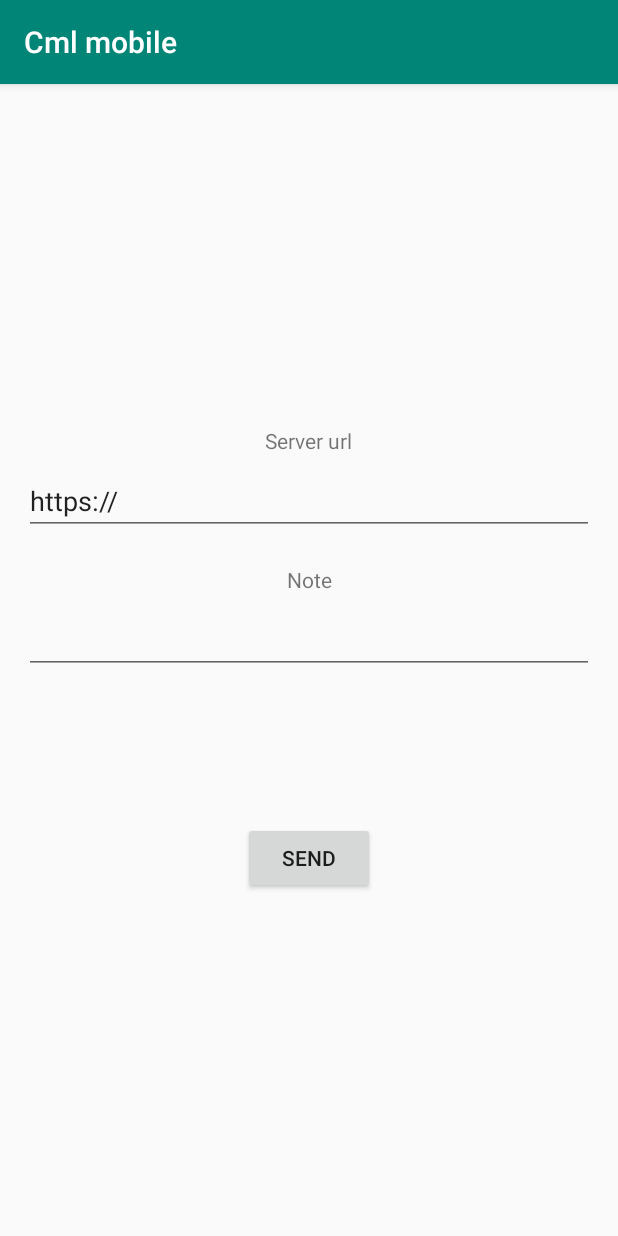
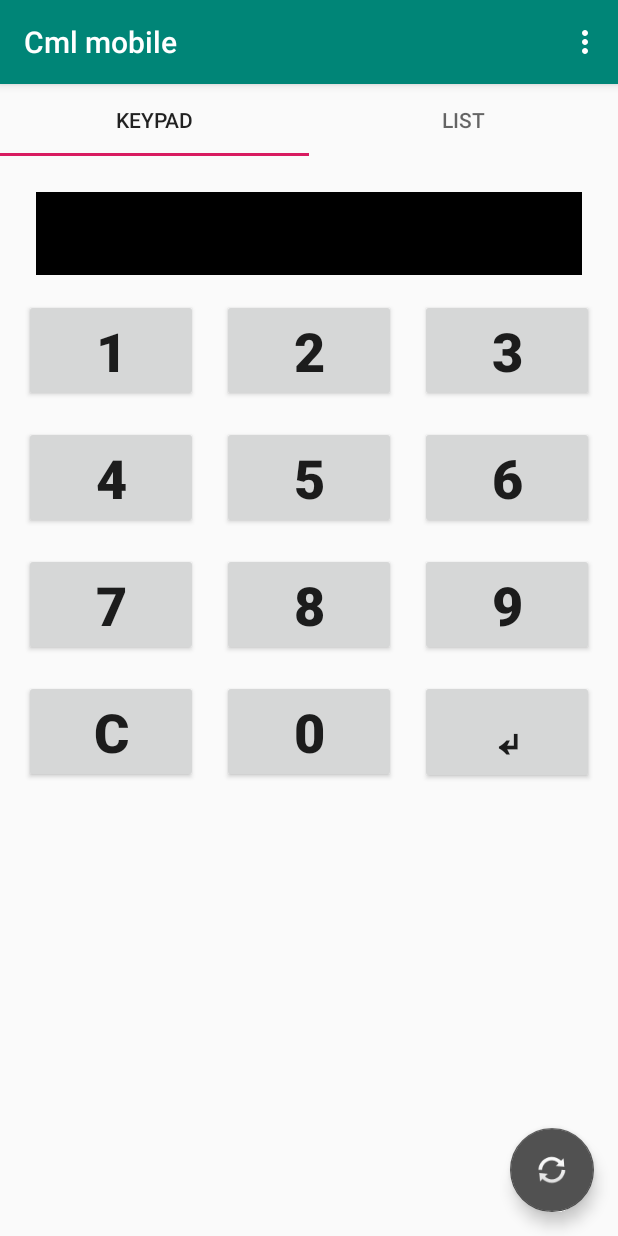
Before and after one commit to me2d13/cml, an Android app: the screen it shows after launch (MainActivity), in the options menu, after a tap on "Setup", on a phone screen of 412 x 824 dp. Run offline under Robolectric (Android 15) with nearby library versions, the phone set to English and light mode, and no system bars; our stand-ins replace Timber, data binding, navigation-ui; libraries missing offline, so code that uses them is left out: com.jakewharton.threetenabp, io.jsonwebtoken; 6 statements that could not run were skipped.

Commit message:
Mobile version 1.0.7 wip, second tab

```diff
--- a/cml-mobile/app/src/main/AndroidManifest.xml
+++ b/cml-mobile/app/src/main/AndroidManifest.xml
@@ -16,7 +16,8 @@
         <activity
             android:name=".MainActivity"
             android:label="@string/app_name"
-            android:theme="@style/AppTheme.NoActionBar">
+            android:theme="@style/AppTheme.NoActionBar"
+            android:exported="true">
             <intent-filter>
                 <action android:name="android.intent.action.MAIN" />
 
--- a/cml-mobile/app/src/main/java/eu/me2d/cmlmobile/CmlViewModel.kt
+++ b/cml-mobile/app/src/main/java/eu/me2d/cmlmobile/CmlViewModel.kt
@@ -16,39 +16,43 @@ import java.util.stream.Collectors
 
 class CmlViewModel(application: Application) : AndroidViewModel(application) {
 
-    companion object Keys {
-        const val KEY_SERVER_URL = "serverUrl"
-        const val KEY_SENT_DATE = "sentDate"
-        const val KEY_PRIVATE_KEY = "privateKey"
-    }
+    private lateinit var apiService: ApiService
+    private var persistenceService = PersistenceService(application)
 
     val url: MutableLiveData<String>
     val note: MutableLiveData<String> = MutableLiveData("")
     private val sentDate: MutableLiveData<LocalDateTime>
     val sentDateString: LiveData<String>
     private var privateKey: PrivateKey? = null
-    private var apiService: ApiService? = null
     val sentResult: MutableLiveData<String> = MutableLiveData()
-    private val commands: MutableLiveData<List<Command>> = MutableLiveData()
+    val commands: MutableLiveData<List<Command>> = MutableLiveData()
     val commandsString: LiveData<String>
     val paired: LiveData<Boolean>
     val toastCode: MutableLiveData<Int> = MutableLiveData()
+    var currentTab: Int = 0
+        set(value) {
+            field = value
+            persistenceService.saveCurrentTab(value)
+        }
 
     init {
-        Timber.d("Reading state from shared props")
-        val sharedPrefs = PreferenceManager.getDefaultSharedPreferences(application)
-        url = MutableLiveData(sharedPrefs.getString(KEY_SERVER_URL, "https://"))
-        val sendDateString = sharedPrefs.getString(KEY_SENT_DATE, null)
-        sentDate = MutableLiveData<LocalDateTime>(if (sendDateString == null) null else LocalDateTime.parse(sendDateString))
-        sentDateString = Transformations.map(sentDate) {it?.format(
-            DateTimeFormatter.ofLocalizedDateTime(
-            FormatStyle.SHORT)) ?: "Not yet sent"}
-        commandsString = Transformations.map(commands) {it.stream().map { c -> "%2d: %s".format(c.number, c.description) }
-            .collect(Collectors.joining("\n"))}
-        val privateKeyString = sharedPrefs.getString(KEY_PRIVATE_KEY, null)
-        //Timber.i("Private key from shared prefs is %s", privateKeyString)
-        if (privateKeyString != null) {
-            val decodedKey = Base64.decode(privateKeyString, Base64.DEFAULT)
+        val storedData = persistenceService.loadAll()
+        commands.value = storedData.commands
+        url = MutableLiveData(storedData.url)
+        sentDate = MutableLiveData<LocalDateTime>(storedData.sent)
+        sentDateString = Transformations.map(sentDate) {
+            it?.format(
+                DateTimeFormatter.ofLocalizedDateTime(
+                    FormatStyle.SHORT
+                )
+            ) ?: "Not yet sent"
+        }
+        commandsString = Transformations.map(commands) {
+            it.stream().map { c -> "%2d: %s".format(c.number, c.description) }
+                .collect(Collectors.joining("\n"))
+        }
+        if (storedData.privateKeyString != null) {
+            val decodedKey = Base64.decode(storedData.privateKeyString, Base64.DEFAULT)
             val kf: KeyFactory = KeyFactory.getInstance("RSA")
             privateKey = kf.generatePrivate(PKCS8EncodedKeySpec(decodedKey))
         }
@@ -58,6 +62,7 @@ class CmlViewModel(application: Application) : AndroidViewModel(application) {
         paired = MediatorLiveData<Boolean>()
         paired.addSource(url) { paired.value = haveInfoForApiCalls() }
         paired.addSource(sentDate) { paired.value = haveInfoForApiCalls() }
+        currentTab = storedData.currentTab
     }
 
 
@@ -71,18 +76,18 @@ class CmlViewModel(application: Application) : AndroidViewModel(application) {
         val publicKeyStr = "-----BEGIN PUBLIC KEY-----\n${publicKey}-----END PUBLIC KEY-----\n"
         Timber.i("Sending request to %s", url.value)
         Timber.i("Public key is %s", publicKeyStr)
-        Timber.i("Private key is %s", Base64.encodeToString(privateKey!!.encoded, Base64.DEFAULT))
+        //Timber.i("Private key is %s", Base64.encodeToString(privateKey!!.encoded, Base64.DEFAULT))
         sentDate.value = LocalDateTime.now()
         saveToSharedPrefs()
         if (url.value != null && privateKey != null) {
             apiService = ApiService(url.value!!, privateKey!!)
-            apiService?.register(publicKeyStr, note.value, sentResult)
+            apiService.register(publicKeyStr, note.value, sentResult)
         }
     }
 
     fun fetchCommands() {
         if (haveInfoForApiCalls()) {
-            apiService?.fetchCommands(commands, toastCode)
+            apiService.fetchCommands(commands, toastCode)
         } else {
             Timber.w("Can't fetch commands, register client first")
         }
@@ -90,7 +95,7 @@ class CmlViewModel(application: Application) : AndroidViewModel(application) {
 
     fun executeCommand(number: Number) {
         if (haveInfoForApiCalls()) {
-            apiService?.executeCommand(number)
+            apiService.executeCommand(number)
         } else {
             Timber.w("Can't execute command, register client first")
         }
@@ -101,16 +106,16 @@ class CmlViewModel(application: Application) : AndroidViewModel(application) {
     }
 
     private fun saveToSharedPrefs() {
-        val sharedPrefs = PreferenceManager.getDefaultSharedPreferences(getApplication())
-        with (sharedPrefs.edit()) {
-            putString(KEY_SERVER_URL, url.value)
-            if (sentDate.value != null) {
-                putString(KEY_SENT_DATE, sentDate.value.toString())
-            }
-            if (privateKey != null) {
-                putString(KEY_PRIVATE_KEY, Base64.encodeToString(privateKey!!.encoded, Base64.DEFAULT))
-            }
-            commit()
-        }
+        persistenceService.saveAll(
+            PersistedData(
+                url = url.value,
+                sent = sentDate.value,
+                privateKeyString = if (privateKey == null) null else Base64.encodeToString(
+                    privateKey!!.encoded, Base64.DEFAULT
+                ),
+                currentTab = currentTab,
+                commands = commands.value ?: emptyList(),
+            )
+        )
     }
 }
--- a/cml-mobile/app/src/main/java/eu/me2d/cmlmobile/KeypadFragment.kt
+++ b/cml-mobile/app/src/main/java/eu/me2d/cmlmobile/KeypadFragment.kt
@@ -10,7 +10,6 @@ import androidx.core.content.ContextCompat
 import androidx.databinding.BindingAdapter
 import androidx.fragment.app.activityViewModels
 import androidx.lifecycle.Observer
-import androidx.lifecycle.observe
 import androidx.navigation.findNavController
 import androidx.navigation.ui.NavigationUI
 import com.google.android.material.floatingactionbutton.FloatingActionButton
@@ -30,7 +29,7 @@ class KeypadFragment : Fragment() {
         // Inflate the layout for this fragment
         binding.viewModel = vm
         binding.lifecycleOwner = this
-        vm.toastCode.observe(viewLifecycleOwner, Observer<Int> {
+        vm.toastCode.observe(viewLifecycleOwner, {
             if (it == 403) {
                 Toast.makeText(this.context, R.string.not_yet_approved, Toast.LENGTH_SHORT).show()
             } else if ( it != 200) {
--- a/cml-mobile/app/src/main/java/eu/me2d/cmlmobile/MainActivity.kt
+++ b/cml-mobile/app/src/main/java/eu/me2d/cmlmobile/MainActivity.kt
@@ -3,10 +3,19 @@ package eu.me2d.cmlmobile
 import android.os.Bundle
 import android.view.Menu
 import android.view.MenuItem
+import androidx.activity.viewModels
 import androidx.appcompat.app.AppCompatActivity
+import androidx.fragment.app.Fragment
+import androidx.fragment.app.FragmentActivity
+import androidx.fragment.app.activityViewModels
 import androidx.navigation.ui.AppBarConfiguration
+import androidx.viewpager2.adapter.FragmentStateAdapter
+import androidx.viewpager2.widget.ViewPager2
 import com.google.android.material.snackbar.Snackbar
+import com.google.android.material.tabs.TabLayout
+import com.google.android.material.tabs.TabLayoutMediator
 import eu.me2d.cmlmobile.databinding.ActivityMainBinding
+import eu.me2d.cmlmobile.list.CommandsListFragment
 import io.jsonwebtoken.Jwts
 import timber.log.Timber
 import java.security.Key
@@ -19,10 +28,55 @@ class MainActivity : AppCompatActivity() {
 
     //private lateinit var binding: ActivityMainBinding
 
+    private lateinit var viewPager: ViewPager2
+    private lateinit var tabLayout: TabLayout
+    private val viewModel: CmlViewModel by viewModels()
+
     override fun onCreate(savedInstanceState: Bundle?) {
         super.onCreate(savedInstanceState)
         setContentView(R.layout.activity_main)
         //binding = ActivityMainBinding.inflate(layoutInflater)
+        viewPager = findViewById(R.id.pager)
+        viewPager.adapter = ScreenSlidePagerAdapter(this)
+        viewPager.currentItem = viewModel.currentTab
+        tabLayout = findViewById(R.id.tabLayout)
+
+        tabLayout.addOnTabSelectedListener(object : TabLayout.OnTabSelectedListener {
+            override fun onTabSelected(tab: TabLayout.Tab?) {
+                viewModel.currentTab = tab?.position ?: 0
+            }
+
+            override fun onTabUnselected(tab: TabLayout.Tab?) {
+            }
+
+            override fun onTabReselected(tab: TabLayout.Tab?) {
+            }
+        })
+
+        TabLayoutMediator(tabLayout, viewPager) { tab, position ->
+            tab.text = when (position) {
+                0 -> "KEYPAD"
+                1 -> "LIST"
+                else -> TODO("FAV")
+            }
+        }.attach()
+
         setSupportActionBar(findViewById(R.id.toolbar))
     }
+
+    /**
+     * A simple pager adapter that represents 5 ScreenSlidePageFragment objects, in
+     * sequence.
+     */
+    private inner class ScreenSlidePagerAdapter(fa: FragmentActivity) : FragmentStateAdapter(fa) {
+        override fun getItemCount(): Int = 2
+
+        override fun createFragment(position: Int): Fragment {
+            return when (position) {
+                0 -> KeypadFragment()
+                1 -> CommandsListFragment()
+                else -> CommandsListFragment()
+            }
+        }
+    }
 }
--- /dev/null
+++ b/cml-mobile/app/src/main/java/eu/me2d/cmlmobile/PersistenceService.kt
@@ -0,0 +1,72 @@
+package eu.me2d.cmlmobile
+
+import android.app.Application
+import androidx.preference.PreferenceManager
+import com.google.gson.Gson
+import com.google.gson.reflect.TypeToken
+import eu.me2d.cmlmobile.api.Command
+import org.threeten.bp.LocalDateTime
+import timber.log.Timber
+
+class PersistenceService(private val application: Application) {
+
+    companion object Keys {
+        const val KEY_SERVER_URL = "serverUrl"
+        const val KEY_SENT_DATE = "sentDate"
+        const val KEY_PRIVATE_KEY = "privateKey"
+        const val KEY_CURRENT_TAB = "currentTab"
+        const val KEY_COMMANDS = "commands"
+    }
+
+    private val sharedPrefs = PreferenceManager.getDefaultSharedPreferences(application)
+    private val gson = Gson()
+
+    fun loadAll(): PersistedData {
+        val sendDateString = sharedPrefs.getString(KEY_SENT_DATE, null)
+        val commandsString = sharedPrefs.getString(KEY_COMMANDS, "[]")
+        val sType = object : TypeToken<List<Command>>() { }.type
+        return PersistedData(
+            sharedPrefs.getString(KEY_SERVER_URL, "https://") ?: "https://",
+            if (sendDateString == null) null else LocalDateTime.parse(sendDateString),
+            sharedPrefs.getString(KEY_PRIVATE_KEY, null),
+            sharedPrefs.getInt(KEY_CURRENT_TAB, 0),
+            //gson.fromJson(commandsString, sType)
+        listOf(Command(91, "Otevrit branu zahrady asi tak na jednu minutu plus minus"), Command(2, "Com2"))
+        )
+    }
+
+    fun saveAll(data: PersistedData) {
+        val sharedPrefs = PreferenceManager.getDefaultSharedPreferences(application)
+        with (sharedPrefs.edit()) {
+            putString(KEY_SERVER_URL, data.url)
+            if (data.sent != null) {
+                putString(KEY_SENT_DATE, data.sent.toString())
+            }
+            if (data.privateKeyString != null) {
+                putString(KEY_PRIVATE_KEY, data.privateKeyString)
+            }
+            putInt(KEY_CURRENT_TAB, data.currentTab)
+            putString(KEY_COMMANDS, gson.toJson(data.commands))
+            commit()
+        }
+    }
+
+    fun saveCurrentTab(value: Int) {
+        Timber.d("Storing current tab %d", value)
+        with(sharedPrefs.edit()) {
+            putInt(KEY_CURRENT_TAB, value)
+            commit()
+        }
+    }
+
+
+
+}
+
+data class PersistedData(
+    var url: String?,
+    var sent: LocalDateTime?,
+    var privateKeyString: String?,
+    var currentTab: Int,
+    var commands: List<Command>,
+)
--- a/cml-mobile/app/src/main/res/layout/activity_main.xml
+++ b/cml-mobile/app/src/main/res/layout/activity_main.xml
@@ -20,7 +20,16 @@
             app:popupTheme="@style/AppTheme.PopupOverlay" />
 
     </com.google.android.material.appbar.AppBarLayout>
+    <com.google.android.material.tabs.TabLayout
+        android:id="@+id/tabLayout"
+        android:layout_width="match_parent"
+        android:layout_height="wrap_content">
+    </com.google.android.material.tabs.TabLayout>
 
+    <androidx.viewpager2.widget.ViewPager2
+        android:id="@+id/pager"
+        android:layout_width="match_parent"
+        android:layout_height="match_parent" />
     <fragment
         android:id="@+id/myNavHostFragment"
         android:layout_width="match_parent"
--- a/cml-mobile/app/src/main/res/values/dimens.xml
+++ b/cml-mobile/app/src/main/res/values/dimens.xml
@@ -1,3 +1,4 @@
 <resources>
     <dimen name="fab_margin">16dp</dimen>
+    <dimen name="text_margin">16dp</dimen>
 </resources>
--- a/cml-mobile/build.gradle
+++ b/cml-mobile/build.gradle
@@ -1,7 +1,7 @@
 // Top-level build file where you can add configuration options common to all sub-projects/modules.
 
 buildscript {
-    ext.kotlin_version = '1.3.50'
+    ext.kotlin_version = '1.6.0'
     ext.version_navigation = '1.0.0'
     ext.version_retrofit = '2.7.1'
     repositories {
@@ -10,7 +10,7 @@ buildscript {
 
     }
     dependencies {
-        classpath 'com.android.tools.build:gradle:3.6.0-rc02'
+        classpath 'com.android.tools.build:gradle:7.0.3'
         classpath "org.jetbrains.kotlin:kotlin-gradle-plugin:$kotlin_version"
         // NOTE: Do not place your application dependencies here; they belong
         // in the individual module build.gradle files
--- a/cml-mobile/gradle.properties
+++ b/cml-mobile/gradle.properties
@@ -19,5 +19,3 @@ android.useAndroidX=true
 android.enableJetifier=true
 # Kotlin code style for this project: "official" or "obsolete":
 kotlin.code.style=official
-
-android.databinding.enableV2=true
```
Also changed, not shown: cml-mobile/app/build.gradle (+18 -14 lines), cml-mobile/app/src/main/java/eu/me2d/cmlmobile/list/CommandsListFragment.kt (added, +64 -0 lines), cml-mobile/app/src/main/java/eu/me2d/cmlmobile/list/MyCommandRecyclerViewAdapter.kt (added, +55 -0 lines), cml-mobile/app/src/main/res/layout/fragment_item.xml (added, +37 -0 lines), cml-mobile/app/src/main/res/layout/fragment_item_list.xml (added, +13 -0 lines), cml-mobile/gradle/wrapper/gradle-wrapper.properties.
